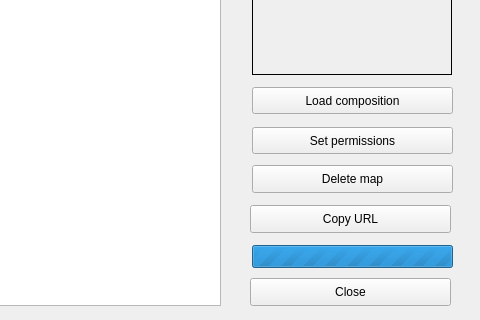
This is dlg_addMap.ui in LESPROJEKT/qgis-layman-plugin as Qt 5 draws it before an edit; both pictures show x 420 to 900 and y 165 to 485 of the 900 by 485 pixel window. The edited form follows.
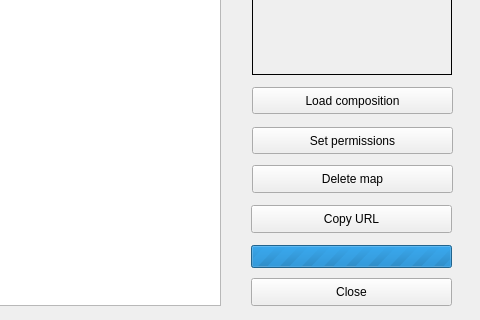
This is the edited form. Icons and pictures are not drawn. Custom widgets are drawn as their Qt base class.

Commit message: current form

Diff of the .ui file:
```diff
--- a/dlg_addMap.ui
+++ b/dlg_addMap.ui
@@ -50,7 +50,7 @@
   <widget class="QPushButton" name="pushButton_close">
    <property name="geometry">
     <rect>
-     <x>670</x>
+     <x>671</x>
      <y>443</y>
      <width>201</width>
      <height>28</height>
@@ -138,7 +138,7 @@
    </property>
    <property name="geometry">
     <rect>
-     <x>672</x>
+     <x>671</x>
      <y>410</y>
      <width>201</width>
      <height>23</height>
@@ -205,7 +205,7 @@
   <widget class="QPushButton" name="pushButton_copyUrl">
    <property name="geometry">
     <rect>
-     <x>670</x>
+     <x>671</x>
      <y>370</y>
      <width>201</width>
      <height>28</height>
```
The commit also changes 5 other files.
